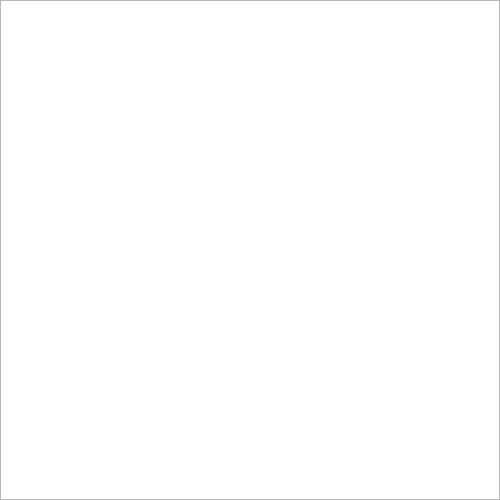
The window that Game/mainwindow.ui (AkiKankaanpaa/Prog3Project) describes before a commit, drawn with Qt 5.
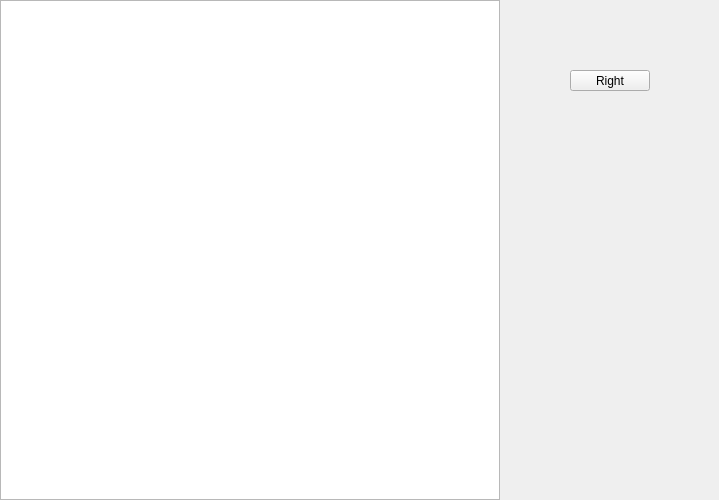
The same window after the commit.

Commit message: Added class PlayerBus which has commands for the player to move. Also added a placeholder square that represents the player for now.

The edit to the form file:
```diff
--- a/Game/mainwindow.ui
+++ b/Game/mainwindow.ui
@@ -6,7 +6,7 @@
    <rect>
     <x>0</x>
     <y>0</y>
-    <width>500</width>
+    <width>719</width>
     <height>500</height>
    </rect>
   </property>
@@ -37,6 +37,22 @@
      </rect>
     </property>
    </widget>
+   <widget class="QPushButton" name="pushButton">
+    <property name="geometry">
+     <rect>
+      <x>570</x>
+      <y>70</y>
+      <width>80</width>
+      <height>21</height>
+     </rect>
+    </property>
+    <property name="text">
+     <string>Right</string>
+    </property>
+    <property name="shortcut">
+     <string>D</string>
+    </property>
+   </widget>
   </widget>
   <widget class="QMenuBar" name="menubar">
    <property name="geometry">
```
Left out of the diff: 2 changed lines with no effect on the pictures. The commit also changes 6 other files.
